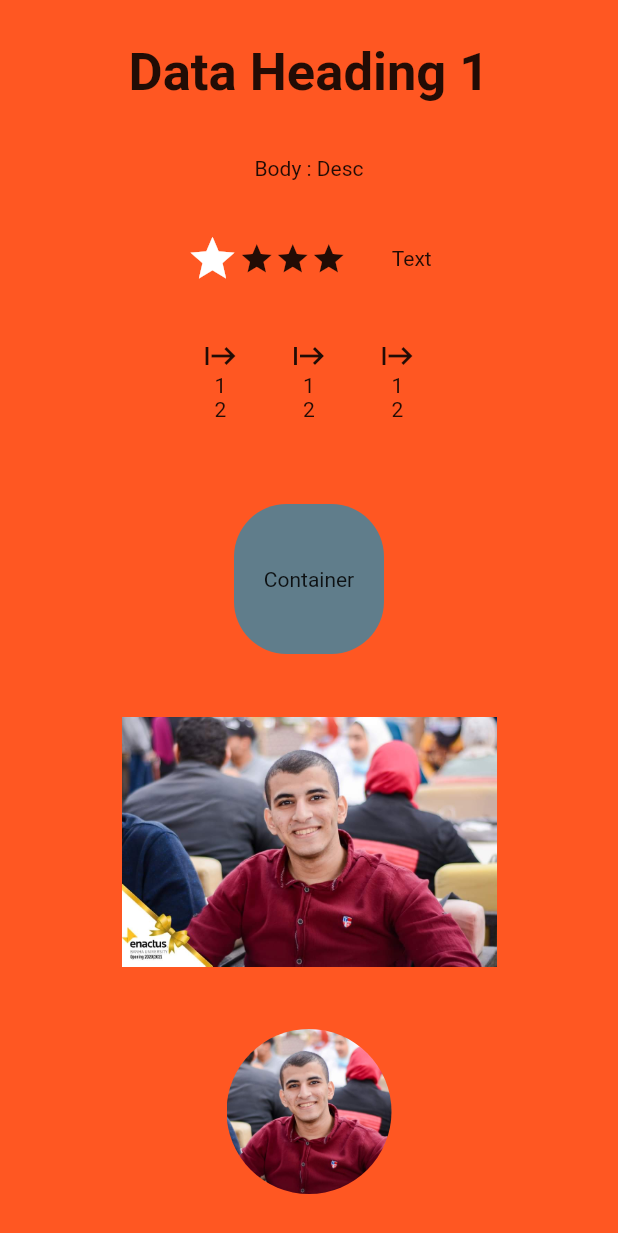
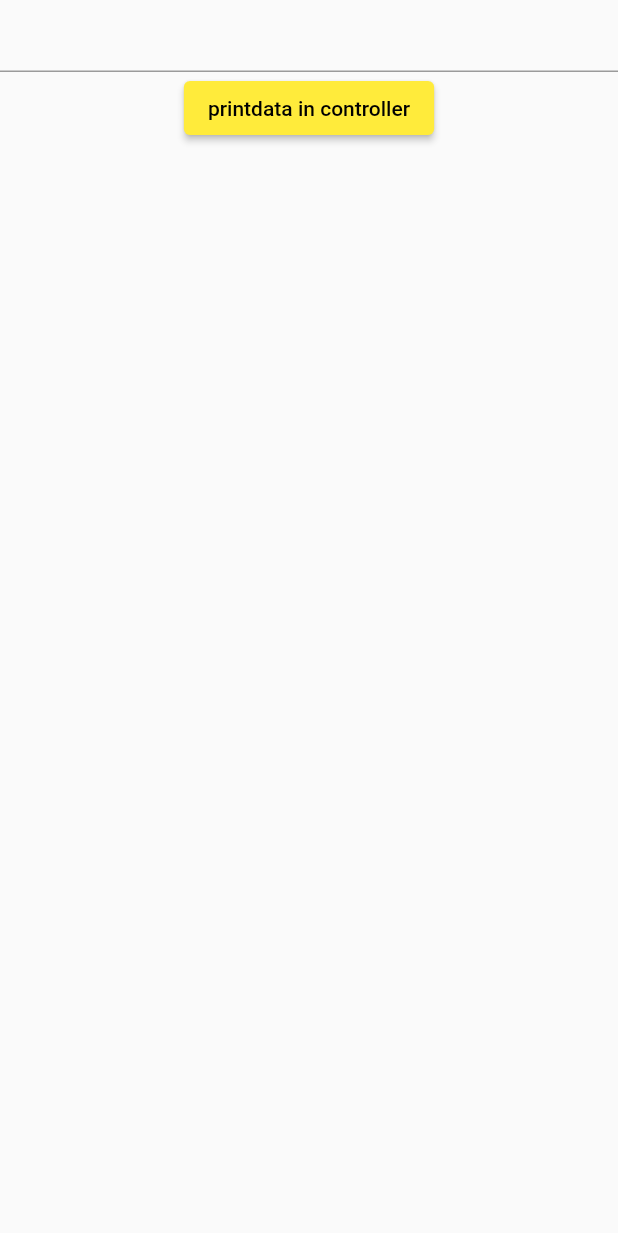
Before and after one commit to AmmarAgeeza/Flutter-Up-Academy, a Flutter app: the screen it shows after launch, on a phone screen of 412 x 824 dp. Shown: the top 1233 px of the screen. Run offline on Flutter 3.47's test engine with Material 2 defaults, Android fonts, the phone set to English and light mode, and no system bars.

Commit message:
interactive widgets

```diff
--- /dev/null
+++ b/lib/app/app.dart
@@ -0,0 +1,18 @@
+import 'package:flutter/material.dart';
+
+import '../inteactive _widgets/login_sreen.dart';
+
+
+class RootWidget extends StatelessWidget {
+  const RootWidget({super.key});
+
+  @override
+  Widget build(BuildContext context) {
+    return   MaterialApp(
+      title: 'Fluter Up Academy',
+      debugShowCheckedModeBanner: false,
+      home: SafeArea(
+        child: LoginScreen(),)
+    );
+  }
+}
--- /dev/null
+++ b/lib/inteactive _widgets/login_sreen.dart
@@ -0,0 +1,29 @@
+import 'package:flutter/material.dart';
+
+import 'interactive_widgtes.dart';
+
+class LoginScreen extends StatelessWidget {
+   LoginScreen({super.key});
+TextEditingController emailController =TextEditingController();
+  @override
+  Widget build(BuildContext context) {
+    return  Scaffold(
+      body: Column(
+        children: [
+          //! Textfield
+          TextField(
+            controller:emailController ,
+            keyboardType: TextInputType.phone,
+            // onChanged: (value){
+            //   print(value);
+            // },
+            onSubmitted: (value){
+              print(value);
+            },
+          ),
+          cutomButton(() =>print(emailController.text) , 'printdata in controller')
+        ],
+      ),
+    );
+  }
+}
--- a/lib/main.dart
+++ b/lib/main.dart
@@ -128,116 +128,15 @@ class _MyHomePageState extends State<MyHomePage> {
 
 import 'package:flutter/material.dart';
 
+import 'app/app.dart';
+
 void main() {
   runApp(const RootWidget());
 }
 
-class RootWidget extends StatelessWidget {
-  const RootWidget({super.key});
 
-  @override
-  Widget build(BuildContext context) {
-    return MaterialApp(
-      title: 'Fluter Up Academy',
-      debugShowCheckedModeBanner: false,
-      home: SafeArea(
-        child: Scaffold(
-          backgroundColor: Colors.deepOrange,
-            body: Center(
-          child: Column(
-            mainAxisAlignment: MainAxisAlignment.center,
-            children: [
-              const Text('Data Heading 1',style: TextStyle(
-                fontWeight: FontWeight.bold,fontSize: 35
-              ),),
-              const SizedBox(
-                height: 35,
-              ),
-              const Text('Body : Desc'),
-              const SizedBox(
-                height: 35,
-              ),
-              const Row(
-                mainAxisAlignment: MainAxisAlignment.center,
-                children: [
-                  //icons
-                  Row(
-                    children: [
-                      Icon(Icons.star,size: 35,color: Colors.white,),
-                      Icon(Icons.star),
-                      Icon(Icons.star),
-                      Icon(Icons.star),
-                    ],
-                  ),
-                  //text
-                  SizedBox(
-                    width: 30,
-                  ),
-                  Text('Text')
-                ],
-              ),
-              const SizedBox(
-                height: 35,
-              ),
-              const Row(
-                mainAxisAlignment: MainAxisAlignment.center,
-                children: [
-                  Column(
-                    children: [
-                      Icon(Icons.start),
-                      Text('1'),
-                      Text('2'),
-                    ],
-                  ),
-                  SizedBox(
-                    width: 35,
-                  ),
-                  Column(
-                    children: [
-                      Icon(Icons.start),
-                      Text('1'),
-                      Text('2'),
-                    ],
-                  ),
-                  SizedBox(
-                    width: 35,
-                  ),
-                  Column(
-                    children: [
-                      Icon(Icons.start),
-                      Text('1'),
-                      Text('2'),
-                    ],
-                  ),
-                ],
-              ),
-              const SizedBox(
-                height: 55,
-              ),
-              Container(
-                height: 100,
-                width: 100,
-                decoration: BoxDecoration(
-                    color: Colors.blueGrey,
-                    borderRadius: BorderRadius.circular(35)),
-                child: const Center(child: Text('Container')),
-              ),
-              SizedBox(
-                height: 250,
-                width: 250,
-                child: Image.asset('assets/images/22.jpg')),
-                 const CircleAvatar(
-                  radius: 55,
-                  backgroundColor: Colors.deepOrange,
-                  backgroundImage: AssetImage('assets/images/22.jpg'),
-                ),
-            ],
-          ),
-        )),
-      ),
-    );
-  }
-}
+
+
 
 int getString() {
   return 0;
--- a/lib/task1.dart
+++ /dev/null
@@ -1 +0,0 @@
-//task 1
```
Also changed, not shown: lib/basics_widgets/business_card_sreccn.dart (added, +126 -0 lines), lib/inteactive _widgets/interactive_widgtes.dart (added, +143 -0 lines), lib/notes.txt (added, +27 -0 lines), 1 other file.
